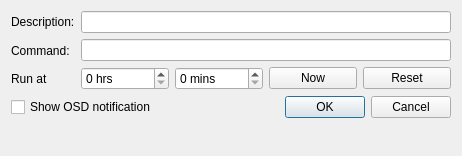
Old version of the form src/commanddialog.ui in the repository loimu/zeit.
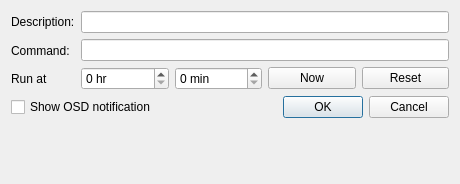
New version of the form.

The edit to the form file:
```diff
--- a/src/commanddialog.ui
+++ b/src/commanddialog.ui
@@ -6,8 +6,8 @@
    <rect>
     <x>0</x>
     <y>0</y>
-    <width>462</width>
-    <height>156</height>
+    <width>460</width>
+    <height>184</height>
    </rect>
   </property>
   <property name="windowTitle">
@@ -62,7 +62,7 @@
          <item>
           <widget class="QSpinBox" name="spinBoxHours">
            <property name="suffix">
-            <string> hrs</string>
+            <string> hr</string>
            </property>
            <property name="prefix">
             <string/>
@@ -75,7 +75,7 @@
          <item>
           <widget class="QSpinBox" name="spinBoxMinutes">
            <property name="suffix">
-            <string> mins</string>
+            <string> min</string>
            </property>
            <property name="prefix">
             <string/>
```
